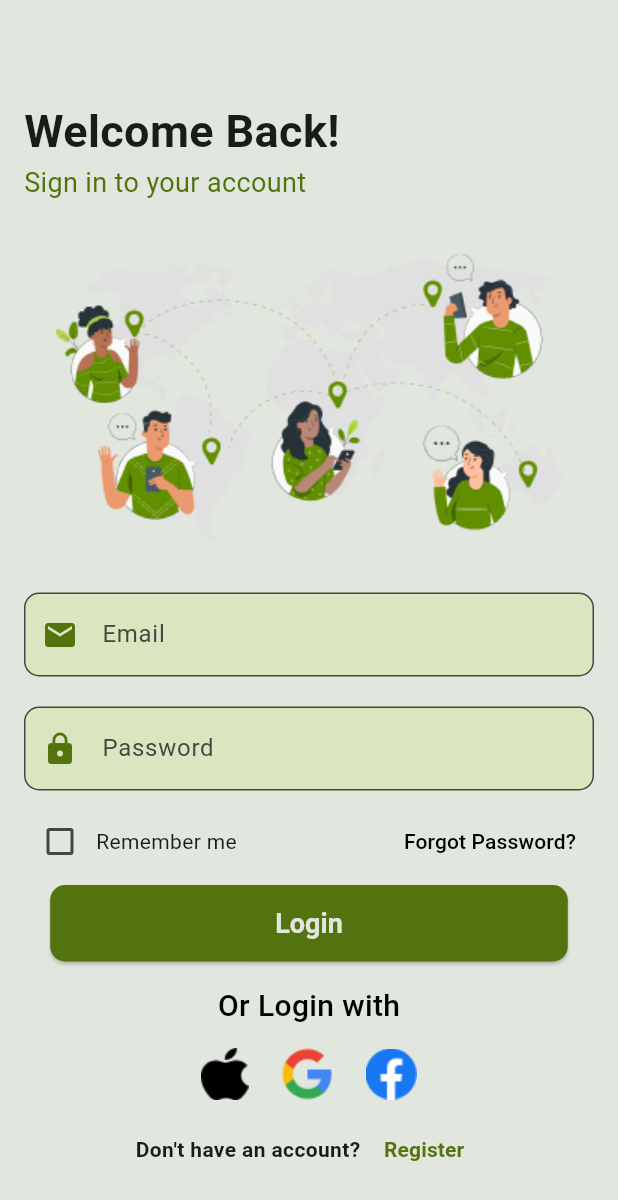
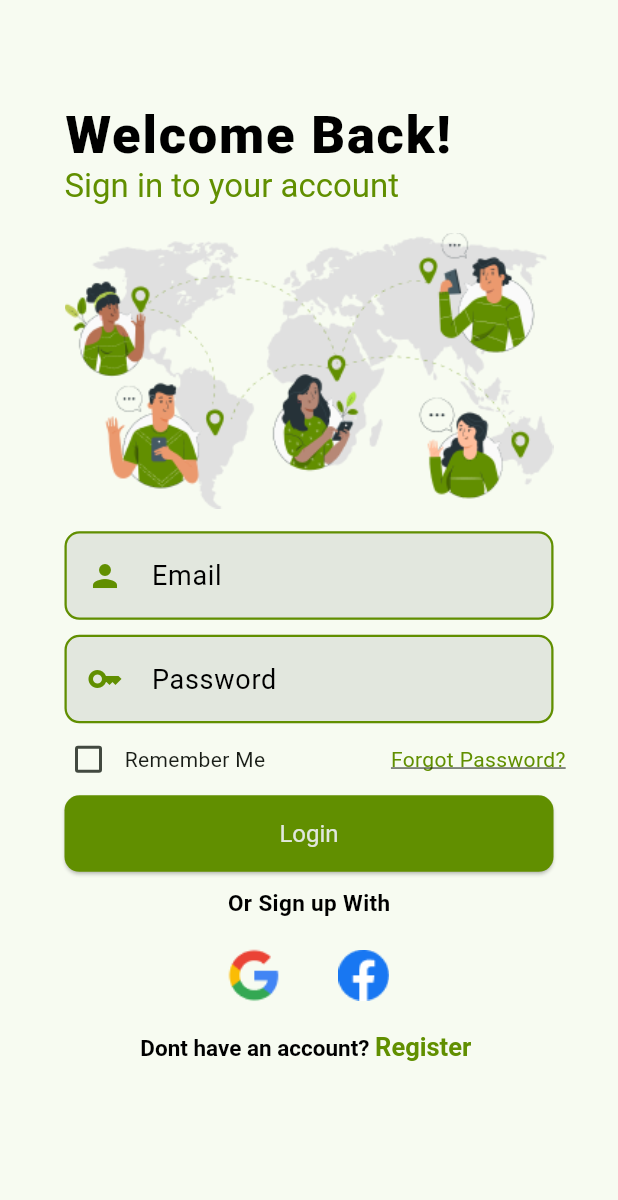
Before and after one commit to midhun776/Socially-Flutter, a Flutter app: the LoginScreen screen opened directly, on a phone screen of 412 x 824 dp. Shown: the top 1200 px of the screen. Run offline on Flutter 3.47's test engine with Material 3 defaults, Android fonts, the light colour scheme and no system bars; our stand-ins replace geocoding, google_maps_flutter, google_nav_bar.

Commit message:
Login Page Added

```diff
--- a/lib/Resources/colorresources.dart
+++ b/lib/Resources/colorresources.dart
@@ -7,7 +7,9 @@ class ColorResources{
   static Color BottomNavColor =const Color(0xFFE8F3DD);
   static Color UnselectedIconColor =const Color(0xFFA0A98C);
   static Color SelectedIconColor =const Color(0xFF53730F);
-  static Color GridStatRowColor = const Color(0xFFFFFFFF);
+  static Color GriddStatRowColor = const Color(0xFFFFFFFF);
   static Color LocationBarColor =const Color(0xFFE4EAD8);
   static Color UserCardColor =const Color(0xFFE4EAD8);
+  static const Color LoginGreen =const Color(0xFF618F00);
+  static const Color LoginWhite =const Color(0xFFE2E7DE);
 }
--- a/lib/main.dart
+++ b/lib/main.dart
@@ -5,6 +5,7 @@ import 'package:socially/pages/ChatInboxScreen.dart';
 import 'package:socially/pages/ChatScreen.dart';
 import 'package:socially/pages/DashboardScreen.dart';
 import 'package:socially/pages/HomeScreen.dart';
+import 'package:socially/pages/LoginScreen.dart';
 import 'package:socially/pages/TravelCommunityScreen.dart';
 
 void main() {
@@ -53,6 +54,6 @@ class _MyHomePageState extends State<MyHomePage> {
   @override
   void initState() {
     super.initState();
-    Timer(Duration(seconds: 3),() => Navigator.pushReplacement(context, MaterialPageRoute(builder: (context) => DashboardScreen())));
+    Timer(Duration(seconds: 3),() => Navigator.pushReplacement(context, MaterialPageRoute(builder: (context) => LoginScreen())));
   }
 }
--- a/lib/pages/HomeScreen.dart
+++ b/lib/pages/HomeScreen.dart
@@ -255,10 +255,7 @@ class _HomeScreenState extends State<HomeScreen> {
                   Container(
                     child: Padding(
                       padding: const EdgeInsets.only(left: 26.0),
-                      child: Text('Grateful for Socially and my friend,Alex, who led me to Harvards gates.',
-                        style: TextStyle(
-                            letterSpacing: 3.0
-                        ),),
+                      child: Text('Grateful for Socially and my friend,Alex, who led me to Harvards gates.'),
                     ),
                   ),
 
--- /dev/null
+++ b/lib/pages/LoginScreen.dart
@@ -0,0 +1,267 @@
+import 'package:flutter/material.dart';
+import 'package:socially/pages/DashboardScreen.dart';
+import 'package:socially/pages/HomeScreen.dart';
+import '../Resources/colorresources.dart';
+import 'ProfileScreen.dart';
+import 'RegistrationScreen.dart';
+
+class LoginScreen extends StatefulWidget {
+  const LoginScreen({super.key});
+
+  @override
+  State<LoginScreen> createState() => _LoginScreenState();
+}
+
+class _LoginScreenState extends State<LoginScreen> {
+  final _formKey = GlobalKey<FormState>();
+  bool _isRememberMeChecked = false;
+  @override
+  Widget build(BuildContext context) {
+    return Scaffold(
+      appBar: AppBar(),
+      body: SingleChildScrollView(
+        child: Padding(
+          padding: const EdgeInsets.symmetric(horizontal: 35),
+          child: Form(
+            key: _formKey,
+            child: Column(
+              crossAxisAlignment: CrossAxisAlignment.start,
+              children: [
+                Padding(
+                  padding:
+                  const EdgeInsets.symmetric(horizontal: 8, vertical: 13),
+                  child: RichText(
+                    text: const TextSpan(
+                      children: [
+                        TextSpan(
+                          text: 'Welcome Back!\n',
+                          style: TextStyle(
+                            fontWeight: FontWeight.w900,
+                            fontSize: 35,
+                            color: Colors.black,
+                            height: 1.2,
+                            letterSpacing: 1.2,
+                          ),
+                        ),
+                        TextSpan(
+                          text: 'Sign in to your account',
+                          style: TextStyle(
+                            fontSize: 22,
+                            fontWeight: FontWeight.w400,
+                            color: ColorResources.LoginGreen,
+
+                          ),
+                        ),
+                      ],
+                    ),
+                  ),
+
+
+                ),
+                const SizedBox(height: 5),
+                Center(
+                  child: Padding(
+                    padding: const EdgeInsets.symmetric(horizontal: 8),
+                    child: Image.asset(
+                      "assets/images/login_image.png",
+                    ),
+                  ),
+                ),
+                const SizedBox(height: 5),
+                Padding(
+                  padding: EdgeInsets.symmetric(horizontal: 8, vertical: 10),
+                  child: TextFormField(
+                    decoration: const InputDecoration(
+                      border: OutlineInputBorder(
+                        borderSide: BorderSide(color: ColorResources.LoginGreen),
+                        borderRadius: BorderRadius.all(Radius.circular(10)),
+                      ),
+                      enabledBorder: OutlineInputBorder(
+                        borderSide: BorderSide(color: ColorResources.LoginGreen,width: 1.5,),
+                        borderRadius: BorderRadius.all(Radius.circular(10)),
+                      ),
+                      hintText: 'Email',
+                      prefixIcon: Padding(
+                        padding: EdgeInsets.all(15),
+                        child: Icon(
+                          Icons.person,
+                          color: ColorResources.LoginGreen,
+                        ),
+                      ),
+                      hintStyle:
+                      TextStyle(color: Color(0xFF000000), fontSize: 18),
+                      filled: true, // This sets the background color
+                      fillColor: ColorResources.LoginWhite,
+                    ),
+                    validator: (value) {
+                      if (value == null || value.isEmpty) {
+                        return 'Please enter your name';
+                      }
+                      return null;
+                    },
+                  ),
+                ),
+                Padding(
+                  padding: const EdgeInsets.symmetric(horizontal: 8),
+                  child: TextFormField(
+                    decoration: const InputDecoration(
+                      border: OutlineInputBorder(
+                        borderSide: BorderSide(color: ColorResources.LoginGreen),
+                        borderRadius: BorderRadius.all(Radius.circular(10)),
+                      ),
+                      enabledBorder: OutlineInputBorder(
+                        borderSide: BorderSide(color: ColorResources.LoginGreen,width: 1.5,),
+                        borderRadius: BorderRadius.all(Radius.circular(10)),
+                      ),
+                      hintText: 'Password',
+                      prefixIcon: Padding(
+                        padding: EdgeInsets.all(15),
+                        child: Icon(
+                          Icons.key,
+                          color: ColorResources.LoginGreen,
+                        ),
+                      ),
+                      hintStyle: TextStyle(color: Color(0xFF000000),fontSize: 18),
+                      filled: true, // This sets the background color
+                      fillColor: ColorResources.LoginWhite,
+                    ),
+                    validator: (value) {
+                      if (value == null || value.isEmpty) {
+                        return 'Please enter some text';
+                      }
+                      return null;
+                    },
+                  ),
+                ),
+                Row(
+                  mainAxisAlignment: MainAxisAlignment.spaceBetween,
+                  children: [
+                    Row(
+                      children: [
+                        Checkbox(
+                          value: _isRememberMeChecked,
+                          onChanged: (value) {
+                            setState(() {
+                              _isRememberMeChecked = value!;
+                            });
+                          },
+                        ),
+                        const Text('Remember Me'),
+                      ],
+                    ),
+                    GestureDetector(
+                      onTap: () {
+                        Navigator.push(
+                          context,
+                          MaterialPageRoute(
+                              builder: (context) => const HomeScreen()),
+                        );
+                      },
+                      child: const Text(
+                        'Forgot Password?',
+                        style: TextStyle(
+                          color: ColorResources.LoginGreen,
+                          decoration: TextDecoration.underline,
+                        ),
+                      ),
+                    ),
+                  ],
+                ),
+                Padding(
+                  padding: const EdgeInsets.symmetric(horizontal: 8),
+                  child: SizedBox(
+                    width: double.infinity,
+                    child: ElevatedButton(
+                      style: ElevatedButton.styleFrom(
+                        foregroundColor: ColorResources.PrimaryColor, backgroundColor: ColorResources.LoginGreen,
+                        shape: RoundedRectangleBorder(
+                          borderRadius: BorderRadius.circular(10),
+                        ),
+                        padding: const EdgeInsets.symmetric(vertical: 16.0),
+                        textStyle: const TextStyle(fontSize: 16),
+                        // minimumSize: const Size(150, 50),
+                      ),
+                      onPressed: () {
+                        if (_formKey.currentState!.validate()) {
+                          Navigator.push(
+                            context,
+                            MaterialPageRoute(builder: (context) => const DashboardScreen()),
+                          );
+                        }
+                      },
+                      child: const Text('Login'),
+                    ),
+                  ),
+                ),
+                const SizedBox(height: 10),
+                Center(
+                    child: Column(
+                      crossAxisAlignment: CrossAxisAlignment.center,
+                      children: [
+                        const Text(
+                          "Or Sign up With",
+                          style: TextStyle(fontSize: 15,fontWeight: FontWeight.w700,
+                            color: Colors.black,
+                          ),
+                        ),
+                        const SizedBox(height: 18),
+                        Row(
+                          mainAxisAlignment: MainAxisAlignment.center,
+                          children: [
+                            GestureDetector(
+                              onTap: () {
+                                Navigator.push(
+                                  context,
+                                  MaterialPageRoute(builder: (context) => const ProfileScreen()),
+                                );
+                              },
+                              child: Image.asset('assets/images/google.png',
+                                height: 40, width: 40,
+                              ),
+                            ),
+                            const SizedBox(width: 33),
+                            GestureDetector(
+                              onTap: () {
+                                Navigator.push(
+                                  context,
+                                  MaterialPageRoute(builder: (context) => const ProfileScreen()),
+                                );
+                              },
+                              child: Image.asset('assets/images/facebook.png',
+                                height: 40, width: 40,
+                              ),
+                            ),
+                          ],
+                        ),
+                        const SizedBox(height: 3),
+                        TextButton(
+                          onPressed: () {
+                            Navigator.push(
+                              context,
+                              MaterialPageRoute(builder: (context) => const RegisterScreen()),
+                            );
+                          },
+                          child: RichText(
+                            text: const TextSpan(
+                              style: TextStyle(fontSize: 15, fontWeight: FontWeight.w700, color: Colors.black, height: 1.5),
+                              children: [
+                                TextSpan(text: 'Dont have an account?\t'),
+                                TextSpan(
+                                  text: 'Register ',
+                                  style: TextStyle(color: ColorResources.LoginGreen,fontSize: 17),
+                                ),
+                              ],
+                            ),
+                          ),
+                        ),
+                      ],
+                    )
+                )
+              ],
+            ),
+          ),
+        ),
+      ),
+    );
+  }
+}
--- /dev/null
+++ b/lib/pages/RegistrationScreen.dart
@@ -0,0 +1,15 @@
+import 'package:flutter/material.dart';
+
+class RegisterScreen extends StatefulWidget {
+  const RegisterScreen({super.key});
+
+  @override
+  State<RegisterScreen> createState() => _RegisterScreenState();
+}
+
+class _RegisterScreenState extends State<RegisterScreen> {
+  @override
+  Widget build(BuildContext context) {
+    return const Scaffold();
+  }
+}
--- a/lib/pages/login.dart
+++ /dev/null
@@ -1,175 +0,0 @@
-import 'package:flutter/cupertino.dart';
-import 'package:flutter/material.dart';
-import 'package:socially/pages/profile/otherprofile_screen.dart';
-import 'package:socially/Resources/colorresources.dart';
-
-class LoginScreen extends StatefulWidget {
-  @override
-  _LoginScreenState createState() => _LoginScreenState();
-}
-
-class _LoginScreenState extends State<LoginScreen> {
-  bool _rememberMe = false;
-
-  @override
-  Widget build(BuildContext context) {
-    return Scaffold(
-      backgroundColor: ColorResources.PrimaryColor,
-      body: SingleChildScrollView(
-        child: Padding(
-          padding: const EdgeInsets.all(16.0),
-          child: Column(
-            crossAxisAlignment: CrossAxisAlignment.start,
-            children: [
-              SizedBox(height: 50),
-              Text(
-                'Welcome Back!',
-                style: TextStyle(fontSize: 30, fontWeight: FontWeight.bold),
-              ),
-
-
-
-
-              Text(
-                'Sign in to your account',
-                style: TextStyle(fontSize: 18, color: ColorResources.SecondaryColor),
-              ),
-              SizedBox(height: 30),
-              Center(
-                child: Image.asset(
-                  'assets/images/loginBG.png', // Replace with your asset
-                  height: 200,
-                ),
-              ),
-              SizedBox(height: 30),
-              TextField(
-                decoration: InputDecoration(
-                  filled: true,
-                  fillColor: ColorResources.ContainerColor,
-                  prefixIcon: Icon(Icons.email, color: ColorResources.SelectedIconColor),
-                  labelText: 'Email',
-                  border: OutlineInputBorder(
-                    borderRadius: BorderRadius.circular(10),
-                    borderSide: BorderSide(color: Colors.green),
-                  ),
-                  focusedBorder: OutlineInputBorder(
-                    borderRadius: BorderRadius.circular(10),
-                    borderSide: BorderSide(color: Colors.green),
-                  ),
-                ),
-              ),
-              SizedBox(height: 20),
-              TextField(
-                obscureText: true,
-                decoration: InputDecoration(
-                  filled: true,
-                  fillColor: ColorResources.ContainerColor,
-                  prefixIcon: Icon(Icons.lock, color: ColorResources.SelectedIconColor),
-                  labelText: 'Password',
-                  border: OutlineInputBorder(
-                    borderRadius: BorderRadius.circular(10),
-                    borderSide: BorderSide(color: ColorResources.SecondaryColor),
-                  ),
-                  focusedBorder: OutlineInputBorder(
-                    borderRadius: BorderRadius.circular(10),
-                    borderSide: BorderSide(color: ColorResources.SecondaryColor),
-                  ),
-                ),
-              ),
-              SizedBox(height: 10),
-              Row(
-                mainAxisAlignment: MainAxisAlignment.spaceBetween,
-                children: [
-                  Row(
-                    children: [
-                      Checkbox(
-                        value: _rememberMe,
-                        onChanged: (bool? value) {
-                          setState(() {
-                            _rememberMe = value!;
-                          });
-                        },
-                      ),
-                      Text('Remember me'),
-                    ],
-                  ),
-                  TextButton(
-                    onPressed: () {},
-                    child: Text(
-                      'Forgot Password?',
-                      style: TextStyle(color: Colors.black),
-                    ),
-                  ),
-                ],
-              ),
-              SizedBox(height: 5),
-              Center(
-                child: ElevatedButton(
-                  onPressed: () {
-                    Navigator.push(context, MaterialPageRoute(builder: (context)=>OtherProfileScreen()));
-                  },
-                  style: ElevatedButton.styleFrom(
-                    shape: RoundedRectangleBorder(
-                      borderRadius: BorderRadius.circular(10),
-                    ),
-                    backgroundColor: ColorResources.SecondaryColor,
-                    padding: EdgeInsets.symmetric(horizontal: 150,vertical: 15),
-                    textStyle: TextStyle(fontSize: 18),
-                  ),
-                  child: Text(
-                    'Login',
-                    style: TextStyle(
-                        fontSize: 18, fontWeight: FontWeight.bold, color: ColorResources.PrimaryColor),
-                  ),
-                ),
-              ),
-              SizedBox(height: 15),
-              Center(
-                child: Text(
-                  'Or Login with',
-                  style: TextStyle(fontSize: 20, color: Colors.black,fontWeight: FontWeight.w500),
-                ),
-              ),
-              SizedBox(height: 5),
-              Row(
-                mainAxisAlignment: MainAxisAlignment.center,
-                children: [
-                  IconButton(
-                    icon: Image.asset('assets/images/apple.png'), // Replace with your asset
-                    iconSize: 30,
-                    onPressed: () {},
-                  ),
-                  SizedBox(width: 5),
-                  IconButton(
-                    icon: Image.asset('assets/images/google.png'), // Replace with your asset
-                    iconSize: 30,
-                    onPressed: () {},
-                  ),
-                  SizedBox(width: 5),
-                  IconButton(
-                    icon: Image.asset('assets/images/facebook.png'), // Replace with your asset
-                    iconSize: 30,
-                    onPressed: () {},
-                  ),
-                ],
-              ),
-              Row(
-                mainAxisAlignment: MainAxisAlignment.center,
-                children: [
-                  Text("Don't have an account? ",style: TextStyle(fontWeight: FontWeight.bold),),
-                  TextButton(
-                    onPressed: () {},
-                    child: Text(
-                      'Register',
-                      style: TextStyle(color: ColorResources.SecondaryColor,fontWeight: FontWeight.bold),
-                    ),
-                  ),
-                ],
-              ),
-            ],
-          ),
-        ),
-      ),
-    );
-  }
-}
```
Also changed, not shown: assets/images/login_image.png (added), pubspec.lock.
